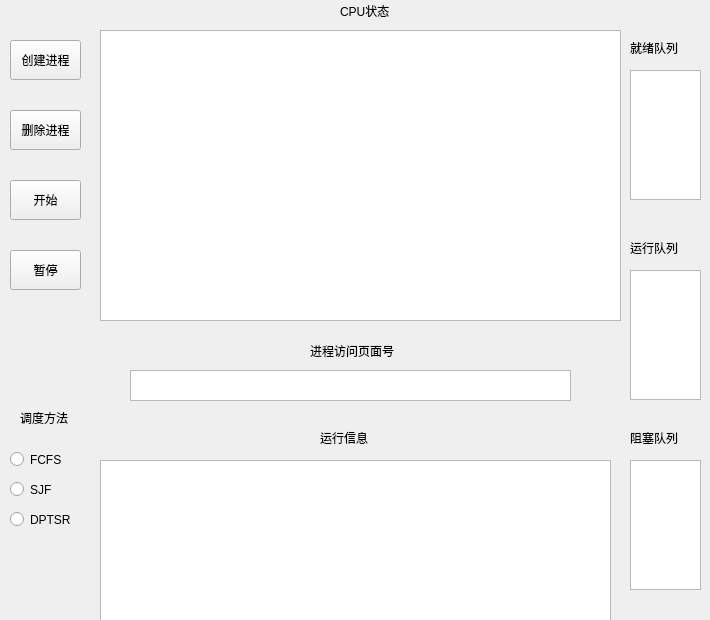
Before: the Qt Designer form process/processtab.ui in Clarencexiehang/Analog_Operating_System, drawn with Qt 5.
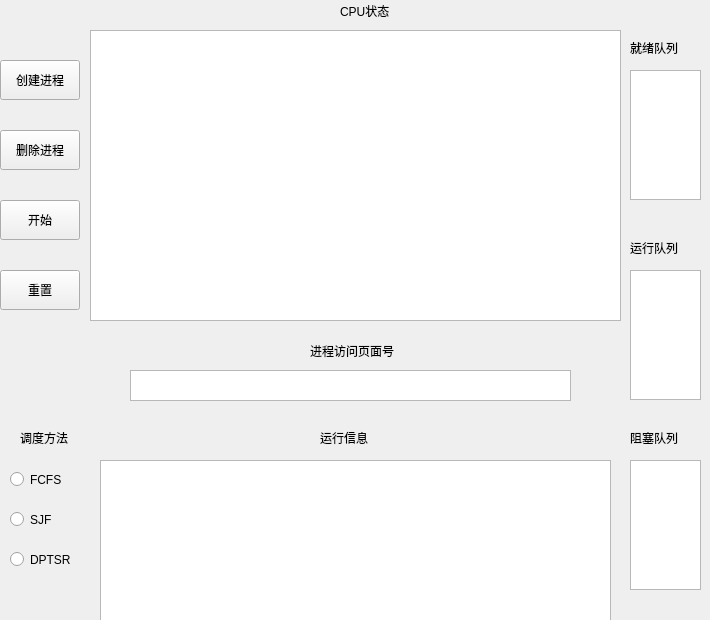
After: the same form once the commit is applied.

Patch:
```diff
--- a/process/processtab.ui
+++ b/process/processtab.ui
@@ -22,15 +22,15 @@
   <widget class="QPushButton" name="createprocess">
    <property name="geometry">
     <rect>
-     <x>10</x>
-     <y>40</y>
-     <width>71</width>
+     <x>0</x>
+     <y>60</y>
+     <width>80</width>
      <height>40</height>
     </rect>
    </property>
    <property name="minimumSize">
     <size>
-     <width>70</width>
+     <width>80</width>
      <height>40</height>
     </size>
    </property>
@@ -46,9 +46,9 @@
   <widget class="QTableWidget" name="processtable">
    <property name="geometry">
     <rect>
-     <x>100</x>
+     <x>90</x>
      <y>30</y>
-     <width>521</width>
+     <width>531</width>
      <height>291</height>
     </rect>
    </property>
@@ -61,15 +61,15 @@
   <widget class="QPushButton" name="deleteprocess">
    <property name="geometry">
     <rect>
-     <x>10</x>
-     <y>110</y>
-     <width>71</width>
+     <x>0</x>
+     <y>130</y>
+     <width>80</width>
      <height>40</height>
     </rect>
    </property>
    <property name="minimumSize">
     <size>
-     <width>70</width>
+     <width>80</width>
      <height>40</height>
     </size>
    </property>
@@ -82,48 +82,18 @@
     <string>删除进程</string>
    </property>
   </widget>
-  <widget class="QPushButton" name="pause">
-   <property name="geometry">
-    <rect>
-     <x>10</x>
-     <y>250</y>
-     <width>71</width>
-     <height>40</height>
-    </rect>
-   </property>
-   <property name="minimumSize">
-    <size>
-     <width>70</width>
-     <height>40</height>
-    </size>
-   </property>
-   <property name="font">
-    <font>
-     <family>黑体</family>
-    </font>
-   </property>
-   <property name="autoFillBackground">
-    <bool>false</bool>
-   </property>
-   <property name="text">
-    <string>暂停</string>
-   </property>
-   <property name="checkable">
-    <bool>true</bool>
-   </property>
-  </widget>
   <widget class="QPushButton" name="start">
    <property name="geometry">
     <rect>
-     <x>10</x>
-     <y>180</y>
-     <width>71</width>
+     <x>0</x>
+     <y>200</y>
+     <width>80</width>
      <height>40</height>
     </rect>
    </property>
    <property name="minimumSize">
     <size>
-     <width>70</width>
+     <width>80</width>
      <height>40</height>
     </size>
    </property>
@@ -215,7 +185,7 @@
    <property name="geometry">
     <rect>
      <x>20</x>
-     <y>410</y>
+     <y>430</y>
      <width>72</width>
      <height>15</height>
     </rect>
@@ -241,7 +211,7 @@
    <property name="geometry">
     <rect>
      <x>10</x>
-     <y>450</y>
+     <y>470</y>
      <width>115</width>
      <height>19</height>
     </rect>
@@ -254,7 +224,7 @@
    <property name="geometry">
     <rect>
      <x>10</x>
-     <y>480</y>
+     <y>510</y>
      <width>115</width>
      <height>19</height>
     </rect>
@@ -267,7 +237,7 @@
    <property name="geometry">
     <rect>
      <x>10</x>
-     <y>510</y>
+     <y>550</y>
      <width>115</width>
      <height>19</height>
     </rect>
@@ -334,6 +304,36 @@
     </rect>
    </property>
   </widget>
+  <widget class="QPushButton" name="reset">
+   <property name="geometry">
+    <rect>
+     <x>0</x>
+     <y>270</y>
+     <width>80</width>
+     <height>40</height>
+    </rect>
+   </property>
+   <property name="minimumSize">
+    <size>
+     <width>80</width>
+     <height>40</height>
+    </size>
+   </property>
+   <property name="font">
+    <font>
+     <family>黑体</family>
+    </font>
+   </property>
+   <property name="autoFillBackground">
+    <bool>false</bool>
+   </property>
+   <property name="text">
+    <string>重置</string>
+   </property>
+   <property name="checkable">
+    <bool>true</bool>
+   </property>
+  </widget>
  </widget>
  <resources/>
  <connections/>
```
